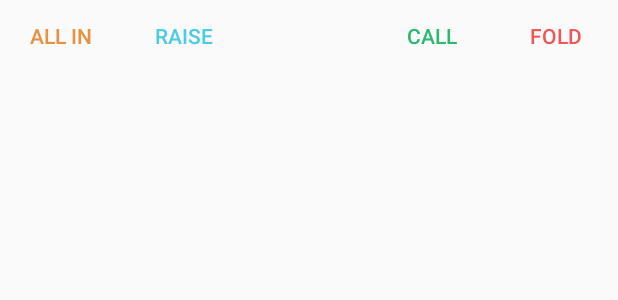
After one commit to hmrocket/Pok, an Android app: the layout controller_panel.xml on its own in the app's theme, with its tools: preview values and no code run, on a phone screen of 412 x 824 dp. The commit adds this screen. Shown: the top 300 px of the screen. Run offline under Robolectric (Android 15) with nearby library versions, the phone set to English and light mode, and no system bars.

Commit message:
create controller_panel layout

```diff
--- /dev/null
+++ b/app/src/main/res/layout/controller_panel.xml
@@ -0,0 +1,52 @@
+<?xml version="1.0" encoding="utf-8"?>
+<LinearLayout xmlns:android="http://schemas.android.com/apk/res/android"
+			  android:layout_width="match_parent"
+			  android:layout_height="match_parent">
+	<!-- Persistent footer buttons: https://www.google.com/design/spec/components/buttons.html#buttons-usage -->
+	<!-- flat button design -->
+	<Button
+		android:id="@+id/button2"
+		style="?android:attr/borderlessButtonStyle"
+		android:layout_width="0dp"
+		android:layout_height="wrap_content"
+		android:layout_weight="1"
+		android:minWidth="@dimen/abc_action_button_min_width_material"
+		android:text="ALL IN"
+		android:textColor="@color/allin"/>
+
+	<Button
+		android:id="@+id/button"
+		style="?android:attr/borderlessButtonStyle"
+		android:layout_width="0dp"
+		android:layout_height="wrap_content"
+		android:layout_weight="1"
+		android:minWidth="@dimen/abc_action_button_min_width_material"
+		android:text="RAISE"
+		android:textColor="@color/raise"/>
+
+	<!--This can be the amount to continue-->
+	<Space
+		android:layout_width="0dp"
+		android:layout_height="wrap_content"
+		android:layout_weight="1"/>
+
+	<Button
+		android:id="@+id/button3"
+		style="?android:attr/borderlessButtonStyle"
+		android:layout_width="0dp"
+		android:layout_height="wrap_content"
+		android:layout_weight="1"
+		android:minWidth="@dimen/abc_action_button_min_width_material"
+		android:text="CALL"
+		android:textColor="@color/call"/>
+
+	<Button
+		android:id="@+id/button4"
+		style="?android:attr/borderlessButtonStyle"
+		android:layout_width="0dp"
+		android:layout_height="wrap_content"
+		android:layout_weight="1"
+		android:minWidth="@dimen/abc_action_button_min_width_material"
+		android:text="FOLD"
+		android:textColor="@color/fold"/>
+</LinearLayout>
--- a/app/src/main/res/values/colors.xml
+++ b/app/src/main/res/values/colors.xml
@@ -2,5 +2,9 @@
 
     <color name="black_overlay">#66000000</color>
     <color name="chip_background">#66000000</color>
+    <color name="allin">#E69241</color>
+    <color name="raise">#4CCBE4</color>
+    <color name="call">#2CB772</color>
+    <color name="fold">#EF5457</color>
 
 </resources>
```
